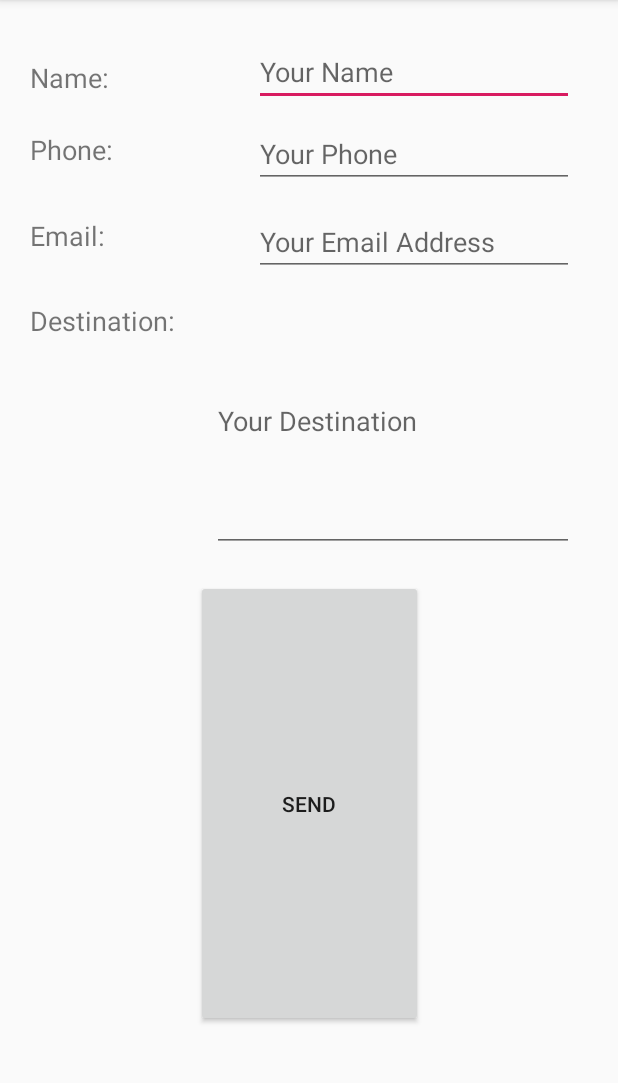
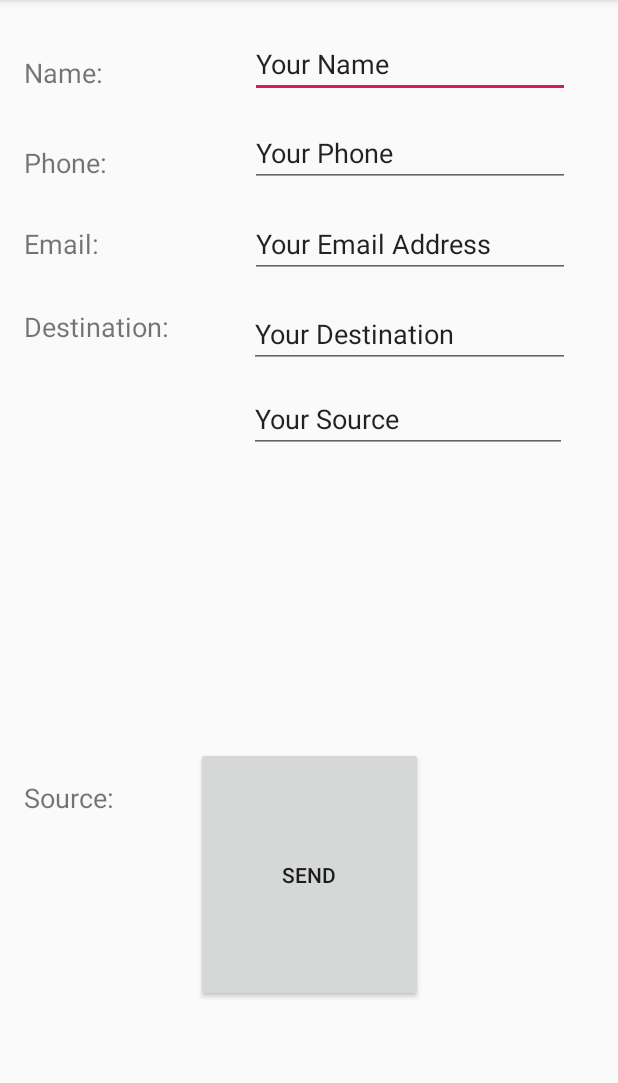
Before and after one commit to Davidr444/Android5779_1395_8250, an Android app: the MainActivity screen opened directly, with no data from a screen before it, on a phone screen of 412 x 824 dp, the part 84-1167 px from its top. Run offline under Robolectric (Android 15) with nearby library versions, the phone set to English and light mode, and no system bars; 1 statement that could not run was skipped.

Commit message:
sunday commit

```diff
--- a/app/src/main/java/com/jct/davidandyair/android5779_1395_8250/controller/MainActivity.java
+++ b/app/src/main/java/com/jct/davidandyair/android5779_1395_8250/controller/MainActivity.java
@@ -1,5 +1,7 @@
 package com.jct.davidandyair.android5779_1395_8250.controller;
 
+import android.location.LocationListener;
+import android.location.LocationManager;
 import android.support.v7.app.AppCompatActivity;
 import android.os.Bundle;
 import android.view.View;
@@ -20,6 +22,12 @@ public class MainActivity extends AppCompatActivity {
     AutoCompleteTextView destination;
     AutoCompleteTextView source;
     Button button;
+
+    // Acquire a reference to the system Location Manager
+    LocationManager locationManager;
+    // Define a listener that responds to location updates
+    LocationListener locationListener;
+
 
     @Override
     protected void onCreate(Bundle savedInstanceState) {
--- a/app/src/main/res/layout/activity_main.xml
+++ b/app/src/main/res/layout/activity_main.xml
@@ -10,12 +10,12 @@
         android:id="@+id/textView"
         android:layout_width="0dp"
         android:layout_height="0dp"
-        android:layout_marginStart="20dp"
-        android:layout_marginLeft="20dp"
-        android:layout_marginTop="39dp"
-        android:layout_marginEnd="59dp"
-        android:layout_marginRight="59dp"
-        android:layout_marginBottom="19dp"
+        android:layout_marginStart="16dp"
+        android:layout_marginLeft="16dp"
+        android:layout_marginTop="36dp"
+        android:layout_marginEnd="60dp"
+        android:layout_marginRight="60dp"
+        android:layout_marginBottom="30dp"
         android:text="@string/passenger_name"
         android:textSize="18sp"
         app:layout_constraintBottom_toTopOf="@+id/textView3"
@@ -27,11 +27,11 @@
         android:id="@+id/textView3"
         android:layout_width="0dp"
         android:layout_height="0dp"
-        android:layout_marginStart="20dp"
-        android:layout_marginLeft="20dp"
-        android:layout_marginEnd="59dp"
-        android:layout_marginRight="59dp"
-        android:layout_marginBottom="29dp"
+        android:layout_marginStart="16dp"
+        android:layout_marginLeft="16dp"
+        android:layout_marginEnd="60dp"
+        android:layout_marginRight="60dp"
+        android:layout_marginBottom="24dp"
         android:text="@string/passenger_phone"
         android:textSize="18sp"
         app:layout_constraintBottom_toTopOf="@+id/textView4"
@@ -43,11 +43,11 @@
         android:id="@+id/textView4"
         android:layout_width="0dp"
         android:layout_height="0dp"
-        android:layout_marginStart="20dp"
-        android:layout_marginLeft="20dp"
-        android:layout_marginEnd="52dp"
-        android:layout_marginRight="52dp"
-        android:layout_marginBottom="28dp"
+        android:layout_marginStart="16dp"
+        android:layout_marginLeft="16dp"
+        android:layout_marginEnd="60dp"
+        android:layout_marginRight="60dp"
+        android:layout_marginBottom="25dp"
         android:text="@string/passenger_email"
         android:textSize="18sp"
         app:layout_constraintBottom_toTopOf="@+id/textView5"
@@ -57,14 +57,14 @@
 
     <TextView
         android:id="@+id/textView5"
-        android:layout_width="105dp"
-        android:layout_height="31dp"
-        android:layout_marginStart="20dp"
-        android:layout_marginLeft="20dp"
-        android:layout_marginTop="201dp"
-        android:layout_marginEnd="16dp"
-        android:layout_marginRight="16dp"
-        android:layout_marginBottom="154dp"
+        android:layout_width="0dp"
+        android:layout_height="0dp"
+        android:layout_marginStart="16dp"
+        android:layout_marginLeft="16dp"
+        android:layout_marginTop="205dp"
+        android:layout_marginEnd="17dp"
+        android:layout_marginRight="17dp"
+        android:layout_marginBottom="122dp"
         android:text="@string/passenger_destination"
         android:textSize="18sp"
         app:layout_constraintBottom_toTopOf="@+id/button"
@@ -72,33 +72,33 @@
         app:layout_constraintStart_toStartOf="parent"
         app:layout_constraintTop_toTopOf="parent" />
 
-        android:layout_width="104dp"
-        android:layout_height="27dp"
-        android:layout_marginStart="20dp"
-        android:layout_marginLeft="20dp"
+    <TextView
+        android:id="@+id/textView6"
+        android:layout_width="0dp"
+        android:layout_height="29dp"
+        android:layout_marginStart="16dp"
+        android:layout_marginLeft="16dp"
         android:layout_marginEnd="17dp"
         android:layout_marginRight="17dp"
-        android:layout_marginBottom="221dp"
+        android:layout_marginBottom="219dp"
         android:text="@string/passenger_source"
         android:textSize="18sp"
         app:layout_constraintBottom_toBottomOf="parent"
         app:layout_constraintEnd_toStartOf="@+id/autoCompleteTextView3"
         app:layout_constraintStart_toStartOf="parent"
         app:layout_constraintTop_toBottomOf="@+id/textView5"
-        app:layout_constraintVertical_bias="0.87" />
+        app:layout_constraintVertical_bias="1.0" />
 
     <EditText
         android:id="@+id/editText"
         android:layout_width="wrap_content"
         android:layout_height="wrap_content"
-        android:layout_marginTop="25dp"
-        android:layout_marginEnd="29dp"
-        android:layout_marginRight="29dp"
-        android:layout_marginBottom="9dp"
+        android:layout_marginTop="20dp"
+        android:layout_marginEnd="32dp"
+        android:layout_marginRight="32dp"
         android:ems="10"
         android:inputType="textPersonName"
-        android:hint="@string/passenger_fill_name"
-        app:layout_constraintBottom_toTopOf="@+id/editText3"
+        android:text="@string/passenger_fill_name"
         app:layout_constraintEnd_toEndOf="parent"
         app:layout_constraintStart_toEndOf="@+id/textView"
         app:layout_constraintTop_toTopOf="parent" />
@@ -107,13 +107,12 @@
         android:id="@+id/editText3"
         android:layout_width="wrap_content"
         android:layout_height="wrap_content"
-        android:layout_marginEnd="29dp"
-        android:layout_marginRight="29dp"
-        android:layout_marginBottom="13dp"
+        android:layout_marginTop="14dp"
+        android:layout_marginEnd="32dp"
+        android:layout_marginRight="32dp"
         android:ems="10"
         android:inputType="phone"
-        android:hint="@string/passenger_fill_Phone"
-        app:layout_constraintBottom_toTopOf="@+id/editText4"
+        android:text="@string/passenger_fill_Phone"
         app:layout_constraintEnd_toEndOf="parent"
         app:layout_constraintStart_toEndOf="@+id/textView3"
         app:layout_constraintTop_toBottomOf="@+id/editText" />
@@ -122,39 +121,35 @@
         android:id="@+id/editText4"
         android:layout_width="wrap_content"
         android:layout_height="wrap_content"
-        android:layout_marginEnd="29dp"
-        android:layout_marginRight="29dp"
-        android:layout_marginBottom="9dp"
+        android:layout_marginTop="15dp"
+        android:layout_marginEnd="32dp"
+        android:layout_marginRight="32dp"
         android:ems="10"
         android:inputType="textEmailAddress"
-        android:hint="@string/passenger_fill_email"
-        app:layout_constraintBottom_toTopOf="@+id/autoCompleteTextView"
+        android:text="@string/passenger_fill_email"
         app:layout_constraintEnd_toEndOf="parent"
         app:layout_constraintStart_toEndOf="@+id/textView4"
         app:layout_constraintTop_toBottomOf="@+id/editText3" />
 
     <AutoCompleteTextView
         android:id="@+id/autoCompleteTextView"
-        android:layout_width="0dp"
-        android:layout_height="0dp"
-        android:layout_marginEnd="29dp"
-        android:layout_marginRight="29dp"
-        android:layout_marginBottom="11dp"
-        android:hint="@string/passenger_fill_destination"
-        app:layout_constraintBottom_toTopOf="@+id/autoCompleteTextView3"
+        android:layout_width="214dp"
+        android:layout_height="44dp"
+        android:layout_marginTop="16dp"
+        android:layout_marginEnd="32dp"
+        android:layout_marginRight="32dp"
+        android:text="@string/passenger_fill_destination"
         app:layout_constraintEnd_toEndOf="parent"
-        app:layout_constraintStart_toEndOf="@+id/textView5"
         app:layout_constraintTop_toBottomOf="@+id/editText4" />
 
     <AutoCompleteTextView
         android:id="@+id/autoCompleteTextView3"
-        android:layout_width="0dp"
-        android:layout_height="0dp"
-        android:layout_marginEnd="37dp"
-        android:layout_marginRight="37dp"
-        android:layout_marginBottom="214dp"
+        android:layout_width="212dp"
+        android:layout_height="41dp"
+        android:layout_marginTop="15dp"
+        android:layout_marginEnd="34dp"
+        android:layout_marginRight="34dp"
         android:text="@string/passenger_fill_source"
-        app:layout_constraintBottom_toBottomOf="parent"
         app:layout_constraintEnd_toEndOf="parent"
         app:layout_constraintStart_toEndOf="@+id/textView6"
         app:layout_constraintTop_toBottomOf="@+id/autoCompleteTextView" />
@@ -163,7 +158,7 @@
         android:id="@+id/button"
         android:layout_width="151dp"
         android:layout_height="0dp"
-        android:layout_marginBottom="83dp"
+        android:layout_marginBottom="100dp"
         android:text="@string/send_button"
         app:layout_constraintBottom_toBottomOf="parent"
         app:layout_constraintEnd_toEndOf="parent"
```
